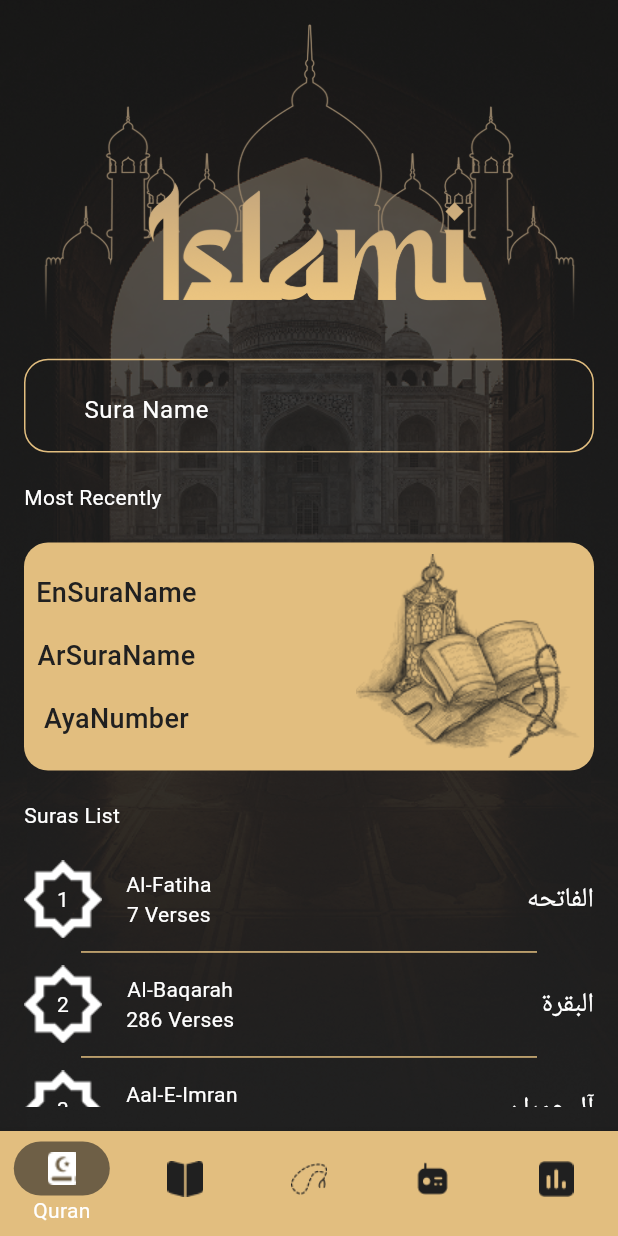
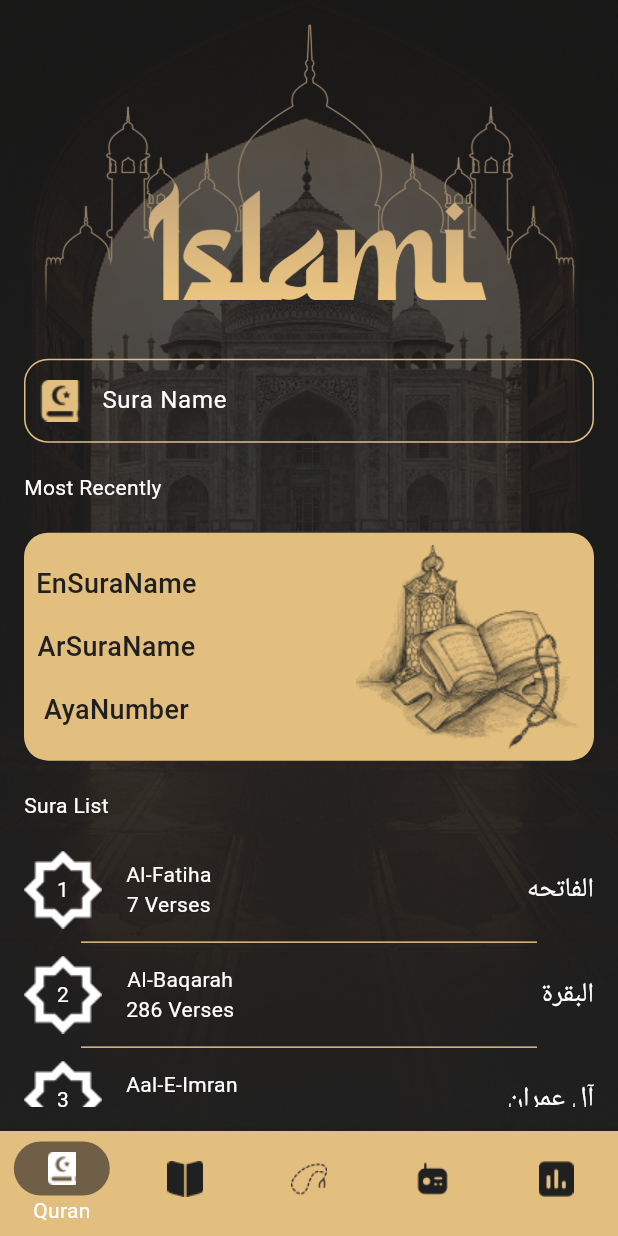
Before and after one commit to alaaHesham31/islami_app, a Flutter app: the screen it shows after launch, on a phone screen of 412 x 824 dp. Run offline on Flutter 3.47's test engine with Material 3 defaults, Android fonts, the phone set to English and light mode, and no system bars; our stand-ins replace introduction_screen.

Commit message:
feat(quran): implement sura search logic

```diff
--- a/lib/home/quran/most_recently_widget.dart
+++ b/lib/home/quran/most_recently_widget.dart
@@ -8,7 +8,16 @@ class MostRecentlyWidget extends StatelessWidget {
 
   @override
   Widget build(BuildContext context) {
-    return Container(
+    return Column(
+      crossAxisAlignment: CrossAxisAlignment.stretch,
+
+      children: [
+        Text(
+          'Most Recently',
+          style: TextStyle(color: AppColors.whiteColor),
+        ),
+        SizedBox(height: 20),
+        Container(
           padding: EdgeInsets.all(8),
           decoration: BoxDecoration(
             color: AppColors.primaryColor,
@@ -40,6 +49,8 @@ class MostRecentlyWidget extends StatelessWidget {
               Image.asset(AppImage.mostRecentlyBackground)
             ],
           ),
+        ),
+      ],
     );
   }
 }
--- a/lib/home/quran/quran_tab.dart
+++ b/lib/home/quran/quran_tab.dart
@@ -6,49 +6,99 @@ import 'package:islami_app_demo/model/sura_model.dart';
 import 'package:islami_app_demo/theme/app_colors.dart';
 import 'package:islami_app_demo/theme/app_image.dart';
 
-class QuranTab extends StatelessWidget {
+class QuranTab extends StatefulWidget {
   QuranTab({super.key});
 
   @override
+  State<QuranTab> createState() => _QuranTabState();
+}
+
+class _QuranTabState extends State<QuranTab> {
+  String searchedText = '';
+  List<SuraModel> filtredList = SuraModel.suraList;
+
+  void addSuraList() {
+    for (int i = 0; i < 114; i++) {
+      SuraModel.suraList.add(
+        SuraModel(
+          suraEnglishName: SuraModel.englishQuranSurahsList[i],
+          suraArabichName: SuraModel.arabicAuranSurasList[i],
+          versesNumber: SuraModel.VersesNumberList[i],
+          fileName: '${i + 1}.txt',
+        ),
+      );
+    }
+  }
+
+  @override
+  void initState() {
+    // TODO: implement initState
+    super.initState();
+    addSuraList();
+  }
+
+  @override
   Widget build(BuildContext context) {
-    return Container(
-      padding: EdgeInsets.all(16),
-      decoration: BoxDecoration(
-        image: DecorationImage(image: AssetImage(AppImage.quranBackground)),
+    return Scaffold(
+      body: Stack(
+        children: [
+          Positioned.fill(
+            child: Image.asset(AppImage.quranBackground, fit: BoxFit.cover),
           ),
-      child: Scaffold(
-        body: Column(
+          SafeArea(
+            child: Padding(
+              padding: const EdgeInsets.all(16.0),
+              child: SingleChildScrollView(
+                child: Column(
                   crossAxisAlignment: CrossAxisAlignment.stretch,
                   children: [
                     Image.asset(AppImage.logoHeader),
                     TextFormField(
+                      onChanged: (text) {
+                        searchedText = text;
+                        filtredList =
+                            SuraModel.suraList.where((suraModel) {
+                              return suraModel.suraArabichName.contains(
+                                    searchedText,
+                                  ) ||
+                                  suraModel.suraEnglishName
+                                      .toLowerCase()
+                                      .contains(searchedText.toLowerCase());
+                            }).toList();
+                        setState(() {});
+                      },
+                      style: TextStyle(color: AppColors.whiteColor),
+                      cursorColor: AppColors.whiteColor,
                       decoration: InputDecoration(
                         hintText: 'Sura Name',
                         hintStyle: TextStyle(color: AppColors.whiteColor),
-                prefix: Container(
-                  color: Colors.red,
-                  child: ImageIcon(AssetImage('assets/images/search_icon.png')),
+                        prefixIcon: ImageIcon(
+                          AssetImage(AppImage.searchIcon),
+                          color: AppColors.primaryColor,
                         ),
                         enabledBorder: OutlineInputBorder(
+                          borderRadius: BorderRadius.circular(16),
+                          borderSide: BorderSide(color: AppColors.primaryColor),
+                        ),
+                        focusedBorder: OutlineInputBorder(
                           borderRadius: BorderRadius.circular(16),
                           borderSide: BorderSide(color: AppColors.primaryColor),
                         ),
                       ),
                     ),
                     SizedBox(height: 20),
+                    searchedText.isNotEmpty ? SizedBox() : MostRecentlyWidget(),
+                    SizedBox(height: 20),
                     Text(
-              'Most Recently',
+                      'Sura List',
                       style: TextStyle(color: AppColors.whiteColor),
                     ),
                     SizedBox(height: 20),
-            MostRecentlyWidget(),
-            SizedBox(height: 20),
-            Text('Suras List', style: TextStyle(color: AppColors.whiteColor)),
-            SizedBox(height: 20),
-            Expanded(
+                    Container(
+                      height: 400,
                       child: ListView.separated(
                         padding: EdgeInsets.zero,
-                itemCount: SuraModel.getSurasCount(),
+                        itemCount: filtredList.length,
                         separatorBuilder: (context, index) {
                           return Padding(
                             padding: const EdgeInsets.all(8.0),
@@ -63,10 +113,15 @@ class QuranTab extends StatelessWidget {
                         itemBuilder: (context, index) {
                           return InkWell(
                             onTap: () {
-                      Navigator.pushNamed(context, SuraDetailsScreen.routeName, arguments: SuraModel.getSuraModel(index));
+                              Navigator.pushNamed(
+                                context,
+                                SuraDetailsScreen.routeName,
+                                arguments: filtredList[index],
+                              );
                             },
                             child: SurasListWidget(
-                      suraModel: SuraModel.getSuraModel(index),
+                              suraModel: filtredList[index],
+                              index: index,
                             ),
                           );
                         },
@@ -75,6 +130,10 @@ class QuranTab extends StatelessWidget {
                   ],
                 ),
               ),
+            ),
+          ),
+        ],
+      ),
     );
   }
 }
--- a/lib/home/quran/sura_details_screen.dart
+++ b/lib/home/quran/sura_details_screen.dart
@@ -20,7 +20,7 @@ class _SuraDetailsScreenState extends State<SuraDetailsScreen> {
   Widget build(BuildContext context) {
     var args = ModalRoute.of(context)?.settings.arguments as SuraModel;
     if (verses.isEmpty) {
-      loadSuraFiles(args.index);
+      loadSuraFiles(args.fileName);
     }
     return Scaffold(
       appBar: AppBar(
@@ -94,9 +94,9 @@ class _SuraDetailsScreenState extends State<SuraDetailsScreen> {
     );
   }
 
-  void loadSuraFiles(int index) async {
+  void loadSuraFiles(String fileName) async {
     String suraContent = await rootBundle.loadString(
-      'assets/files/quran/${index + 1}.txt',
+      'assets/files/quran/$fileName',
     );
     List<String> suraLines = suraContent.split('\n');
     verses = suraLines;
--- a/lib/home/quran/suras_list_widget.dart
+++ b/lib/home/quran/suras_list_widget.dart
@@ -4,9 +4,10 @@ import 'package:islami_app_demo/theme/app_colors.dart';
 import 'package:islami_app_demo/theme/app_image.dart';
 
 class SurasListWidget extends StatelessWidget {
-  SurasListWidget({super.key, required this.suraModel});
+  SurasListWidget({super.key, required this.suraModel, required this.index});
 
   SuraModel suraModel;
+  int index;
 
   @override
   Widget build(BuildContext context) {
@@ -17,7 +18,7 @@ class SurasListWidget extends StatelessWidget {
           children: [
             Image.asset(AppImage.vectorNumber),
             Text(
-              '${suraModel.index +1 }',
+              '${index +1 }',
               style: TextStyle(color: AppColors.whiteColor),
             ),
           ],
--- a/lib/model/sura_model.dart
+++ b/lib/model/sura_model.dart
@@ -2,13 +2,12 @@ class SuraModel {
   String suraEnglishName;
   String suraArabichName;
   String versesNumber;
-  int index;
-
+ String fileName;
   SuraModel({
     required this.suraEnglishName,
     required this.suraArabichName,
     required this.versesNumber,
-    required this.index,
+    required this.fileName,
   });
 
   static List<String> arabicAuranSurasList = [
@@ -359,15 +358,16 @@ class SuraModel {
     '5',
     '6',
   ];
+  static List<SuraModel> suraList= [];
 
   static int getSurasCount() => englishQuranSurahsList.length;
 
-  static SuraModel getSuraModel(int index) {
-    return SuraModel(
-      suraEnglishName: englishQuranSurahsList[index],
-      suraArabichName: arabicAuranSurasList[index],
-      versesNumber: VersesNumberList[index],
-      index: index ,
-    );
-  }
+  // static SuraModel getSuraModel(int index) {
+  //   return SuraModel(
+  //     suraEnglishName: englishQuranSurahsList[index],
+  //     suraArabichName: arabicAuranSurasList[index],
+  //     versesNumber: VersesNumberList[index],
+  //     index: index ,
+  //   );
+  // }
 }
```
Lines whose indentation alone changed are shown as unchanged.
